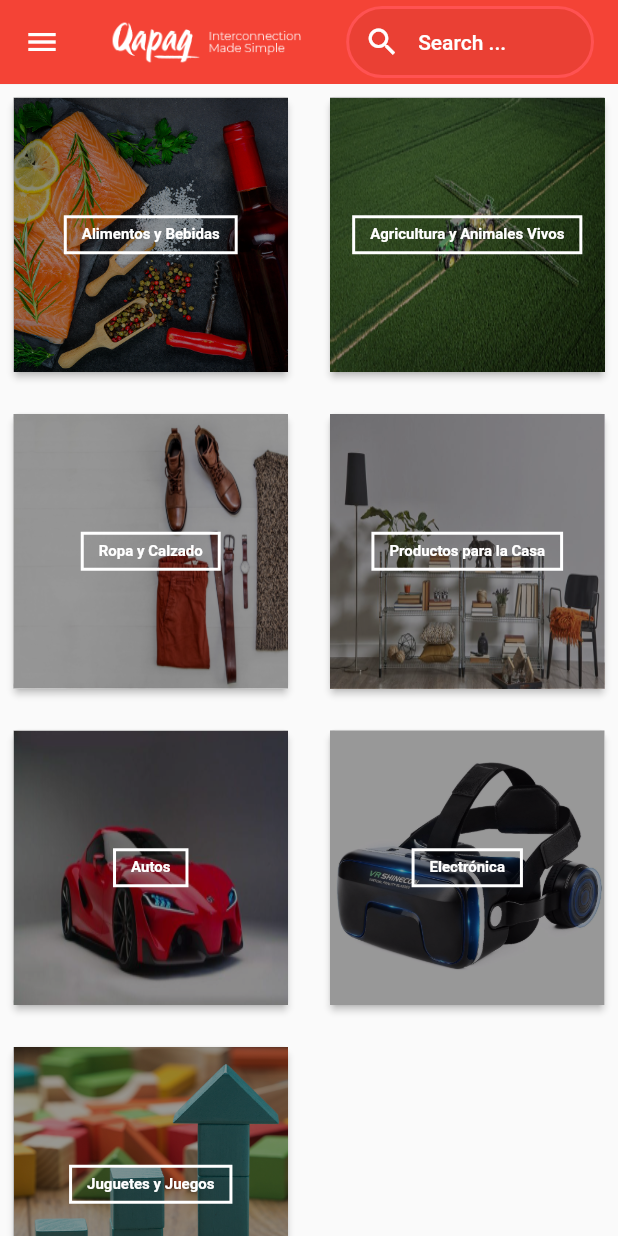
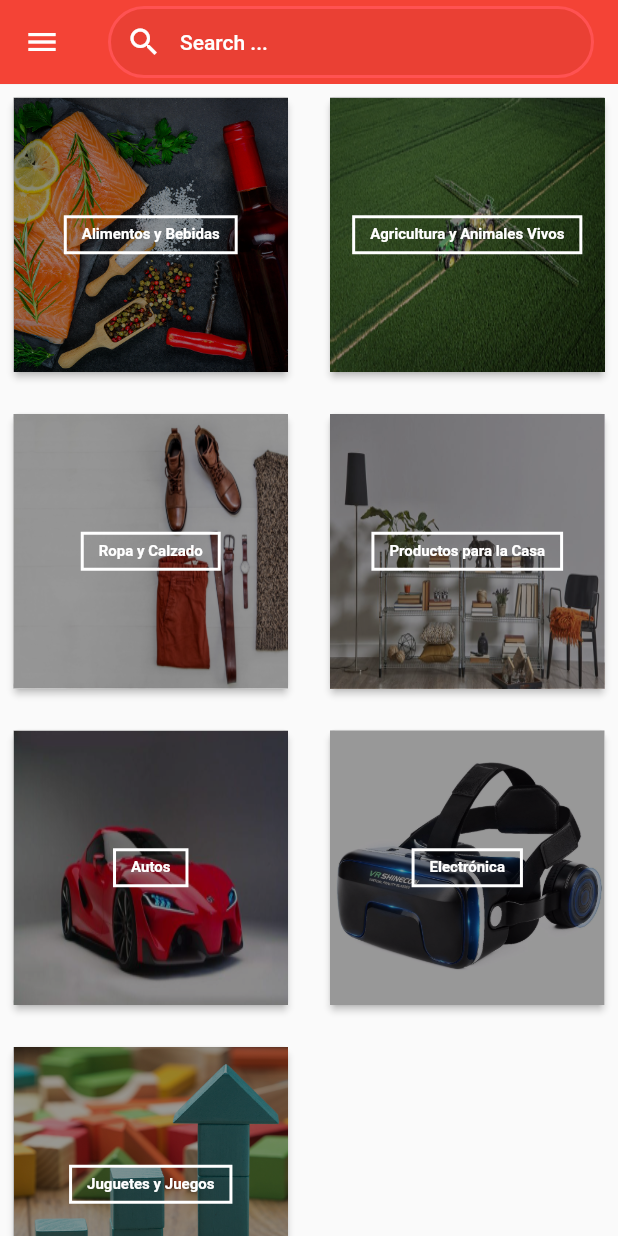
Before and after one commit to mauriciovalli/qapap_b2b, a Flutter app: the screen it shows after launch, on a phone screen of 412 x 824 dp. Run offline on Flutter 3.47's test engine with Material 2 defaults, Android fonts, the phone set to English and light mode, and no system bars; our stand-ins replace carousel_pro, flutter_swiper.

Commit message:
custom AppBar

```diff
--- a/lib/configuration/theme_config.dart
+++ b/lib/configuration/theme_config.dart
@@ -4,10 +4,10 @@ import 'package:qapaq_b2b/layout/adaptive.dart';
 class ThemeConfig {
   final double textFieldHeight = 60.0;
   final double appPaddingLargeW = 120.0;
-  final double appPaddingLargeM = 24.0;
+  final double appPaddingLargeM = 12.0;
 
   final double appPaddingSmallW = 20.0;
-  final double appPaddingSmallM = 10.0;
+  final double appPaddingSmallM = 4.0;
 
   final double appPaddingVerticalW = 20.0;
   final double appPaddingVerticalM = 10.0;
--- a/lib/home.dart
+++ b/lib/home.dart
@@ -26,7 +26,7 @@ class _HomeState extends  State<Home> {
 
     return Scaffold(
         appBar:
-        appBar(searchController, themeConfig),
+        appBar(searchController, themeConfig, context),
         drawer: themeConfig.isDesktop && !themeConfig.isSmallDesktop
             ? null
             : buildDrawer(),
@@ -153,13 +153,13 @@ class _HomeState extends  State<Home> {
 
     actions.add(Container(
       padding:
-          EdgeInsets.fromLTRB(themeConfig.appPaddingHorizontalLarge, 0, 0, 0),
-      alignment: Alignment.centerLeft,
+          EdgeInsets.fromLTRB(themeConfig.appPaddingHorizontalLarge, 10, 0, 0),
+      alignment: Alignment.center,
       child: Row(
         children: [
           CircleAvatar(
             backgroundImage: AssetImage("img/logo.jpeg"),
-            radius: 14,
+            radius: 28,
           ),
           Icon(
             Icons.arrow_drop_down,
@@ -171,9 +171,9 @@ class _HomeState extends  State<Home> {
 
     actions.add(Container(
       padding:
-          EdgeInsets.fromLTRB(themeConfig.appPaddingHorizontalSmall, 10, 0, 0),
+          EdgeInsets.fromLTRB(themeConfig.appPaddingHorizontalLarge, 10, 0, 0),
       alignment: Alignment.centerLeft,
-      child: Column(
+      child: Row(
         children: [
           Icon(
             Icons.message,
@@ -184,7 +184,7 @@ class _HomeState extends  State<Home> {
             style: Theme.of(context)
                 .textTheme
                 .bodyText2
-                .copyWith(fontSize: 10, color: Colors.white),
+                .copyWith(color: Colors.white),
           )
         ],
       ),
@@ -192,9 +192,9 @@ class _HomeState extends  State<Home> {
 
     actions.add(Container(
       padding:
-          EdgeInsets.fromLTRB(themeConfig.appPaddingHorizontalSmall, 10, 0, 0),
+          EdgeInsets.fromLTRB(themeConfig.appPaddingHorizontalLarge, 10, 0, 0),
       alignment: Alignment.centerLeft,
-      child: Column(
+      child: Row(
         children: [
           Icon(
             Icons.content_paste,
@@ -205,7 +205,7 @@ class _HomeState extends  State<Home> {
             style: Theme.of(context)
                 .textTheme
                 .bodyText2
-                .copyWith(fontSize: 10, color: Colors.white),
+                .copyWith(color: Colors.white),
           )
         ],
       ),
@@ -213,9 +213,9 @@ class _HomeState extends  State<Home> {
 
     actions.add(Container(
       padding:
-          EdgeInsets.fromLTRB(themeConfig.appPaddingHorizontalSmall, 10, 0, 0),
+          EdgeInsets.fromLTRB(themeConfig.appPaddingHorizontalLarge, 10, 0, 0),
       alignment: Alignment.centerLeft,
-      child: Column(
+      child: Row(
         children: [
           Icon(
             Icons.shopping_cart,
@@ -226,7 +226,7 @@ class _HomeState extends  State<Home> {
             style: Theme.of(context)
                 .textTheme
                 .bodyText2
-                .copyWith(fontSize: 10, color: Colors.white),
+                .copyWith(color: Colors.white),
           )
         ],
       ),
--- a/lib/layout/header.dart
+++ b/lib/layout/header.dart
@@ -1,39 +1,59 @@
 import 'package:flutter/material.dart';
 import 'package:qapaq_b2b/configuration/theme_config.dart';
 
-Widget appBar(TextEditingController searchController, ThemeConfig themeConfig) {
+Widget appBar(TextEditingController searchController, ThemeConfig themeConfig, BuildContext context) {
+
+  var titleWiget = _TitleWiget(textController: searchController, themeConfig: themeConfig);
+
   return AppBar(
     elevation: 0.1,
-    title:
-        _TitleWiget(textController: searchController, themeConfig: themeConfig),
+    title: titleWiget,
     actions: themeConfig.isDesktop && !themeConfig.isSmallDesktop
-        ? _ActionsWiget(
-            textController: searchController,
-            themeConfig: themeConfig,
-            actions: []).actions
+        ? titleWiget.buildActions(context)
         : [],
   );
 }
 
-class _ActionsWiget extends StatelessWidget {
+class _TitleWiget extends StatelessWidget {
   final TextEditingController textController;
   final ThemeConfig themeConfig;
-  final List<Widget> actions;
 
-  const _ActionsWiget(
-      {Key key, this.textController, this.themeConfig, this.actions})
+  const _TitleWiget({Key key, this.textController, this.themeConfig})
       : super(key: key);
 
   @override
   Widget build(BuildContext context) {
-    buildActions(context);
-    return null;
+    return Container(
+        padding: EdgeInsets.symmetric(
+          vertical: themeConfig.appPaddingVertical,
+        ),
+        child: Row(
+          mainAxisSize: MainAxisSize.max,
+          children: [
+            if(themeConfig.isDesktop && !themeConfig.isSmallDesktop)
+              Container(
+              padding: EdgeInsets.fromLTRB(
+                  0, 0, themeConfig.appPaddingHorizontalLarge, 0),
+              child: Image.asset(
+                themeConfig.isDesktop && !themeConfig.isSmallDesktop ? 'img/logo_qapaq.png' : 'img/logo_qapaq_small.png',
+                fit: BoxFit.contain,
+                height: 32,
+              ),
+            ),
+            Expanded(
+              child: _SearchTextField(textController: textController),
+            ),
+          ],
+        ));
   }
 
   List<Widget> buildActions(BuildContext context) {
+
+    final List<Widget> actions = [];
+
     actions.add(Container(
       padding:
-          EdgeInsets.fromLTRB(themeConfig.appPaddingHorizontalLarge, 0, 0, 0),
+      EdgeInsets.fromLTRB(themeConfig.appPaddingHorizontalLarge, 0, 0, 0),
       alignment: Alignment.centerLeft,
       child: Row(
         children: [
@@ -51,7 +71,7 @@ class _ActionsWiget extends StatelessWidget {
 
     actions.add(Container(
       padding:
-          EdgeInsets.fromLTRB(themeConfig.appPaddingHorizontalSmall, 10, 0, 0),
+      EdgeInsets.fromLTRB(themeConfig.appPaddingHorizontalSmall, 10, 0, 0),
       alignment: Alignment.centerLeft,
       child: Column(
         children: [
@@ -72,7 +92,7 @@ class _ActionsWiget extends StatelessWidget {
 
     actions.add(Container(
       padding:
-          EdgeInsets.fromLTRB(themeConfig.appPaddingHorizontalSmall, 10, 0, 0),
+      EdgeInsets.fromLTRB(themeConfig.appPaddingHorizontalSmall, 10, 0, 0),
       alignment: Alignment.centerLeft,
       child: Column(
         children: [
@@ -93,7 +113,7 @@ class _ActionsWiget extends StatelessWidget {
 
     actions.add(Container(
       padding:
-          EdgeInsets.fromLTRB(themeConfig.appPaddingHorizontalSmall, 10, 0, 0),
+      EdgeInsets.fromLTRB(themeConfig.appPaddingHorizontalSmall, 10, 0, 0),
       alignment: Alignment.centerLeft,
       child: Column(
         children: [
@@ -113,39 +133,6 @@ class _ActionsWiget extends StatelessWidget {
     ));
 
     return actions;
-  }
-}
-
-class _TitleWiget extends StatelessWidget {
-  final TextEditingController textController;
-  final ThemeConfig themeConfig;
-
-  const _TitleWiget({Key key, this.textController, this.themeConfig})
-      : super(key: key);
-
-  @override
-  Widget build(BuildContext context) {
-    return Container(
-        padding: EdgeInsets.symmetric(
-          vertical: themeConfig.appPaddingVertical,
-        ),
-        child: Row(
-          mainAxisSize: MainAxisSize.max,
-          children: [
-            Container(
-              padding: EdgeInsets.fromLTRB(
-                  0, 0, themeConfig.appPaddingHorizontalLarge, 0),
-              child: Image.asset(
-                'img/logo_qapaq.png',
-                fit: BoxFit.contain,
-                height: 32,
-              ),
-            ),
-            Expanded(
-              child: _SearchTextField(textController: textController),
-            ),
-          ],
-        ));
   }
 }
 
```
Also changed, not shown: img/logo_qapaq_small.png (added), logo_qapaq.png (added), 1 other file.
